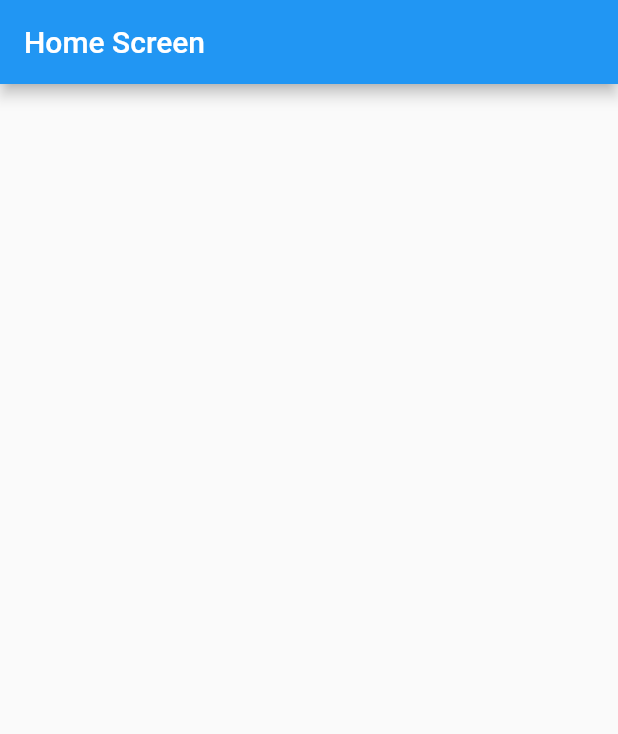
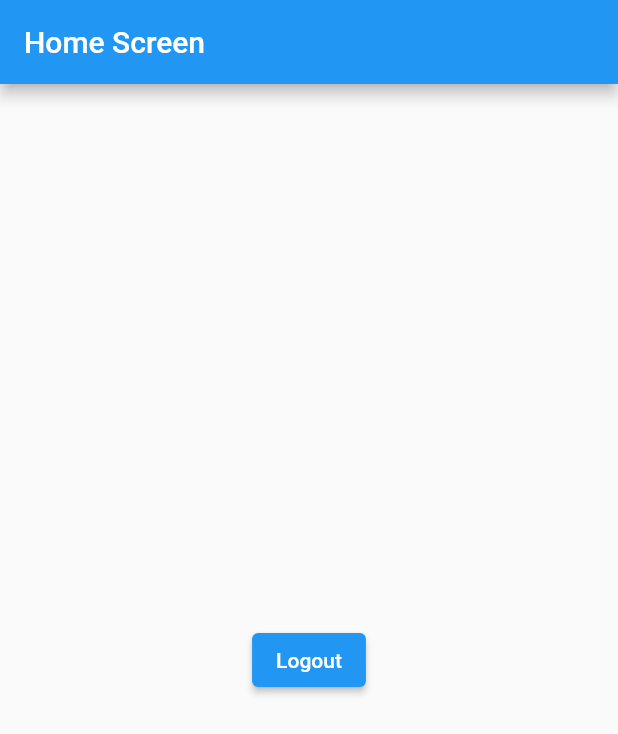
Before and after one commit to WarunaDisanayaka/jewllery-app, a Flutter app: the HomeView screen opened directly, on a phone screen of 412 x 824 dp. Shown: the top 734 px of the screen. Run offline on Flutter 3.47's test engine with Material 2 defaults, Android fonts, the phone set to English and light mode, and no system bars; our stand-ins replace firebase_auth, firebase_core, get, google_sign_in; missing offline and left inert: dart:ffi; accounts and stored records are empty; network calls fail.

Commit message:
Login and logout added

```diff
--- a/lib/core/viewmodel/auth_view_model.dart
+++ b/lib/core/viewmodel/auth_view_model.dart
@@ -1,3 +1,5 @@
+import 'dart:ffi';
+
 import 'package:firebase_auth/firebase_auth.dart';
 import 'package:flutter/material.dart';
 import 'package:get/get.dart';
@@ -9,10 +11,15 @@ class AuthViewModel extends GetxController{
   GoogleSignIn _googleSignIn = GoogleSignIn(scopes: ['email']);
   FirebaseAuth _auth = FirebaseAuth.instance;
 
+  Rx<User?> _user = Rx<User?>(null);
+
   String email='',password='',name='';
+
+  String? get user=>_user.value?.email;
 
   void onInit(){
     super.onInit();
+    _user.bindStream(_auth.authStateChanges());
   }
 
   void onReady(){
--- a/lib/main.dart
+++ b/lib/main.dart
@@ -1,6 +1,7 @@
 import 'package:firebase_core/firebase_core.dart';
 import 'package:flutter/material.dart';
 import 'package:get/get.dart';
+import 'package:jewllery_app/view/control_view.dart';
 import 'package:jewllery_app/view/login_screen.dart';
 
 import 'helper/binding.dart';
@@ -26,7 +27,7 @@ class MyApp extends StatelessWidget {
     return GetMaterialApp(
       initialBinding: Binding(),
       home: Scaffold(
-      body: LoginScreen(),
+      body: ControlView(),
       ),
     );
   }
--- a/lib/view/home_view.dart
+++ b/lib/view/home_view.dart
@@ -1,10 +1,15 @@
+import 'package:firebase_auth/firebase_auth.dart';
 import 'package:flutter/cupertino.dart';
 import 'package:flutter/material.dart';
+import 'package:get/get.dart';
+import 'package:jewllery_app/view/login_screen.dart';
 
 class HomeView extends StatelessWidget{
+  FirebaseAuth _auth = FirebaseAuth.instance;
   Widget build(BuildContext context){
     return Scaffold(
       appBar: AppBar(title: Text('Home Screen'),),
+      body: Center(child: ElevatedButton(onPressed:(){_auth.signOut();Get.offAll(LoginScreen());} , child: Text("Logout"),),),
     );
   }
 }
```
Also changed, not shown: lib/view/control_view.dart (added, +13 -0 lines).
